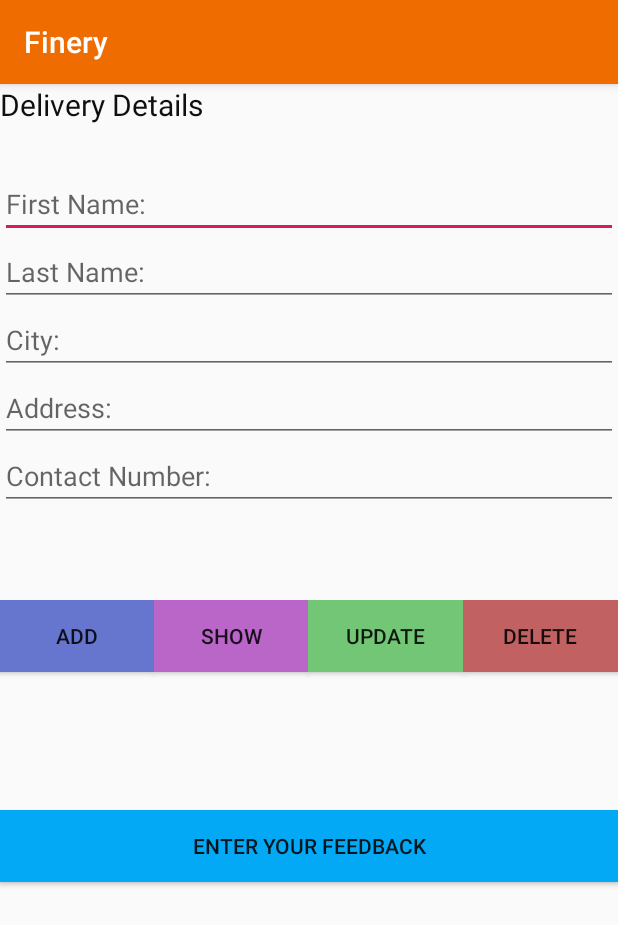
After one commit to Perusha/MAD-Project, an Android app: the DeliveryDetails screen opened directly, with no data from a screen before it, on a phone screen of 412 x 824 dp. The commit adds this screen. Shown: the top 925 px of the screen. Run offline under Robolectric (Android 15) with nearby library versions, the phone set to English and light mode, and no system bars; our stand-ins replace Firebase (no records; nobody signed in at launch, a user with empty details on screens opened directly).

Commit message:
firebase initiated

```diff
--- a/app/build.gradle
+++ b/app/build.gradle
@@ -1,4 +1,5 @@
 apply plugin: 'com.android.application'
+apply plugin: 'com.google.gms.google-services'
 
 android {
     compileSdkVersion 30
@@ -26,6 +27,7 @@ dependencies {
     implementation fileTree(dir: "libs", include: ["*.jar"])
     implementation 'androidx.appcompat:appcompat:1.2.0'
     implementation 'androidx.constraintlayout:constraintlayout:2.0.1'
+    implementation 'com.google.firebase:firebase-database:16.0.4'
     testImplementation 'junit:junit:4.12'
     androidTestImplementation 'androidx.test.ext:junit:1.1.2'
     androidTestImplementation 'androidx.test.espresso:espresso-core:3.3.0'
--- a/app/src/main/AndroidManifest.xml
+++ b/app/src/main/AndroidManifest.xml
@@ -9,7 +9,8 @@
         android:roundIcon="@mipmap/ic_launcher_round"
         android:supportsRtl="true"
         android:theme="@style/AppTheme">
-        <activity android:name=".CartActivity"></activity>
+        <activity android:name=".DeliveryDetails"></activity>
+        <activity android:name=".CartActivity" />
         <activity android:name=".MainActivity">
             <intent-filter>
                 <action android:name="android.intent.action.MAIN" />
--- /dev/null
+++ b/app/src/main/java/com/example/finery/Delivery.java
@@ -0,0 +1,52 @@
+package com.example.finery;
+
+public class Delivery {
+    private String fname;
+    private String lname;
+    private String city;
+    private String address;
+    private Integer conNo;
+
+    public Delivery() {
+    }
+
+    public String getFname() {
+        return fname;
+    }
+
+    public void setFname(String fname) {
+        this.fname = fname;
+    }
+
+    public String getLname() {
+        return lname;
+    }
+
+    public void setLname(String lname) {
+        this.lname = lname;
+    }
+
+    public String getCity() {
+        return city;
+    }
+
+    public void setCity(String city) {
+        this.city = city;
+    }
+
+    public String getAddress() {
+        return address;
+    }
+
+    public void setAddress(String address) {
+        this.address = address;
+    }
+
+    public Integer getConNo() {
+        return conNo;
+    }
+
+    public void setConNo(Integer conNo) {
+        this.conNo = conNo;
+    }
+}
--- /dev/null
+++ b/app/src/main/java/com/example/finery/DeliveryDetails.java
@@ -0,0 +1,112 @@
+package com.example.finery;
+
+import androidx.annotation.NonNull;
+import androidx.appcompat.app.AppCompatActivity;
+
+import android.os.Bundle;
+import android.text.TextUtils;
+import android.view.View;
+import android.widget.Button;
+import android.widget.EditText;
+import android.widget.Toast;
+
+import com.google.firebase.database.DataSnapshot;
+import com.google.firebase.database.DatabaseError;
+import com.google.firebase.database.DatabaseReference;
+import com.google.firebase.database.FirebaseDatabase;
+import com.google.firebase.database.ValueEventListener;
+
+public class DeliveryDetails extends AppCompatActivity {
+
+    EditText editTextFname,editTextLname,editTextCity,editTextAddress,editTextConNo;
+    Button buttonAdd,buttonShow,buttonUpdate,buttonDelete;
+    DatabaseReference dbRef;
+    Delivery std;
+
+    private void clearControls(){
+        editTextFname.setText("");
+        editTextLname.setText("");
+        editTextCity.setText("");
+        editTextAddress.setText("");
+        editTextConNo.setText("");
+    }
+
+    @Override
+    protected void onCreate(Bundle savedInstanceState) {
+        super.onCreate(savedInstanceState);
+        setContentView(R.layout.activity_delivery_details);
+
+        editTextFname = findViewById(R.id.editTextFname);
+        editTextLname = findViewById(R.id.editTextLname);
+        editTextCity = findViewById(R.id.editTextCity);
+        editTextAddress = findViewById(R.id.editTextAddress);
+        editTextConNo = findViewById(R.id.editTextConNo);
+
+        buttonAdd = findViewById(R.id.buttonAdd);
+        buttonShow = findViewById(R.id.buttonShow);
+        buttonUpdate = findViewById(R.id.buttonUp);
+        buttonDelete = findViewById(R.id.buttonDelete);
+
+        std = new Delivery();
+        buttonAdd.setOnClickListener(new View.OnClickListener() {
+            @Override
+            public void onClick(View v) {
+                dbRef = FirebaseDatabase.getInstance().getReference().child("Delivery");
+
+                try {
+                    if (TextUtils.isEmpty(editTextFname.getText().toString()))
+                        Toast.makeText(getApplicationContext(),"Please enter a name",Toast.LENGTH_SHORT).show();
+                    else if (TextUtils.isEmpty(editTextLname.getText().toString()))
+                        Toast.makeText(getApplicationContext(),"Please enter a name",Toast.LENGTH_SHORT).show();
+                    else if (TextUtils.isEmpty(editTextCity.getText().toString()))
+                        Toast.makeText(getApplicationContext(),"Please enter a city",Toast.LENGTH_SHORT).show();
+                    else if (TextUtils.isEmpty(editTextAddress.getText().toString()))
+                        Toast.makeText(getApplicationContext(),"Please enter a address",Toast.LENGTH_SHORT).show();
+                    else {
+                        std.setFname(editTextFname.getText().toString().trim());
+                        std.setLname(editTextLname.getText().toString().trim());
+                        std.setCity(editTextCity.getText().toString().trim());
+                        std.setAddress(editTextAddress.getText().toString().trim());
+                        std.setConNo( Integer.parseInt(editTextConNo.getText().toString().trim()));
+
+                        dbRef.push().setValue(std);
+
+                        Toast.makeText(getApplicationContext(),"Successfully Add To The Delivery",Toast.LENGTH_LONG).show();
+                        clearControls();
+                    }
+                }
+                catch (NumberFormatException e){
+                    Toast.makeText(getApplicationContext(),"Invalid Contact Number",Toast.LENGTH_SHORT).show();
+                }
+            }
+
+        });
+
+        buttonShow.setOnClickListener(new View.OnClickListener() {
+            @Override
+            public void onClick(View v) {
+                DatabaseReference readref = FirebaseDatabase.getInstance().getReference().child("Delivery");
+                readref.addListenerForSingleValueEvent(new ValueEventListener() {
+                    @Override
+                    public void onDataChange(@NonNull DataSnapshot dataSnapshot) {
+                        if (dataSnapshot.hasChildren()){
+                            editTextFname.setText(dataSnapshot.child("fname").getValue().toString());
+                            editTextLname.setText(dataSnapshot.child("lname").getValue().toString());
+                            editTextCity.setText(dataSnapshot.child("city").getValue().toString());
+                            editTextAddress.setText(dataSnapshot.child("address").getValue().toString());
+                            editTextConNo.setText(dataSnapshot.child("conNo").getValue().toString());
+                        }
+                        else
+                            Toast.makeText(getApplicationContext(),"Nothing To Display",Toast.LENGTH_SHORT).show();
+                    }
+
+                    @Override
+                    public void onCancelled(@NonNull DatabaseError databaseError) {
+
+                    }
+                });
+            }
+        });
+
+    }
+}
--- /dev/null
+++ b/app/src/main/res/layout/activity_delivery_details.xml
@@ -0,0 +1,113 @@
+<?xml version="1.0" encoding="utf-8"?>
+<LinearLayout xmlns:android="http://schemas.android.com/apk/res/android"
+    xmlns:app="http://schemas.android.com/apk/res-auto"
+    xmlns:tools="http://schemas.android.com/tools"
+    android:layout_width="match_parent"
+    android:layout_height="match_parent"
+    android:orientation="vertical"
+    tools:context=".DeliveryDetails" >
+
+    <TextView
+        android:id="@+id/textView"
+        android:layout_width="match_parent"
+        android:layout_height="57dp"
+        android:text="Delivery Details"
+        android:textColor="#100F0F"
+        android:textSize="20sp" />
+
+    <EditText
+        android:id="@+id/editTextFname"
+        android:layout_width="match_parent"
+        android:layout_height="wrap_content"
+        android:ems="10"
+        android:hint="First Name:"
+        android:inputType="textPersonName" />
+
+    <EditText
+        android:id="@+id/editTextLname"
+        android:layout_width="match_parent"
+        android:layout_height="wrap_content"
+        android:ems="10"
+        android:hint="Last Name:"
+        android:inputType="textPersonName" />
+
+    <EditText
+        android:id="@+id/editTextCity"
+        android:layout_width="match_parent"
+        android:layout_height="wrap_content"
+        android:ems="10"
+        android:hint="City:"
+        android:inputType="textPersonName" />
+
+    <EditText
+        android:id="@+id/editTextAddress"
+        android:layout_width="match_parent"
+        android:layout_height="wrap_content"
+        android:ems="10"
+        android:hint="Address:"
+        android:inputType="textPersonName" />
+
+    <EditText
+        android:id="@+id/editTextConNo"
+        android:layout_width="match_parent"
+        android:layout_height="wrap_content"
+        android:ems="10"
+        android:hint="Contact Number:"
+        android:inputType="textPersonName" />
+
+    <Space
+        android:layout_width="match_parent"
+        android:layout_height="60dp" />
+
+    <LinearLayout
+        android:layout_width="match_parent"
+        android:layout_height="match_parent"
+        android:orientation="vertical">
+
+        <LinearLayout
+            android:layout_width="match_parent"
+            android:layout_height="140dp"
+            android:orientation="horizontal">
+
+            <Button
+                android:id="@+id/buttonAdd"
+                android:layout_width="wrap_content"
+                android:layout_height="wrap_content"
+                android:layout_weight="1"
+                android:background="#6676CF"
+                android:text="Add" />
+
+            <Button
+                android:id="@+id/buttonShow"
+                android:layout_width="wrap_content"
+                android:layout_height="wrap_content"
+                android:layout_weight="1"
+                android:background="#BA65C8"
+                android:text="Show" />
+
+            <Button
+                android:id="@+id/buttonUp"
+                android:layout_width="wrap_content"
+                android:layout_height="wrap_content"
+                android:layout_weight="1"
+                android:background="#74C677"
+                android:text="Update" />
+
+            <Button
+                android:id="@+id/buttonDelete"
+                android:layout_width="wrap_content"
+                android:layout_height="wrap_content"
+                android:layout_weight="1"
+                android:background="#C16161"
+                android:text="Delete" />
+
+        </LinearLayout>
+
+        <Button
+            android:id="@+id/buttonFeed"
+            android:layout_width="match_parent"
+            android:layout_height="wrap_content"
+            android:background="#03A9F4"
+            android:text="Enter Your Feedback" />
+    </LinearLayout>
+</LinearLayout>
--- a/build.gradle
+++ b/build.gradle
@@ -6,6 +6,7 @@ buildscript {
     }
     dependencies {
         classpath "com.android.tools.build:gradle:4.0.1"
+        classpath 'com.google.gms:google-services:4.2.0'
 
         // NOTE: Do not place your application dependencies here; they belong
         // in the individual module build.gradle files
```
Also changed, not shown: app/src/main/java/com/example/finery/CartActivity.java (+12 -0 lines), app/src/main/res/layout/activity_cart.xml (+14 -0 lines), 1 other file.
